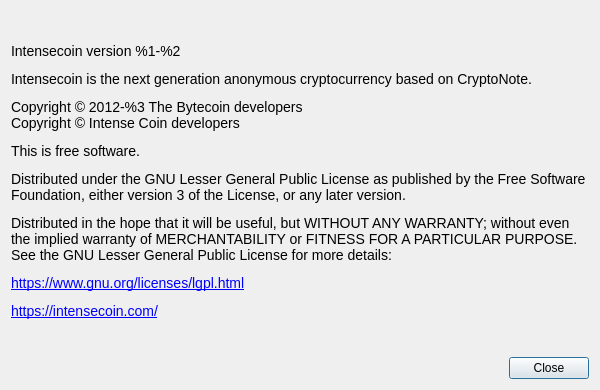
This is src/Gui/Common/AboutDialog.ui in ricochetcoin/ricochet-wallet as Qt 5 draws it before an edit. The edited form follows.
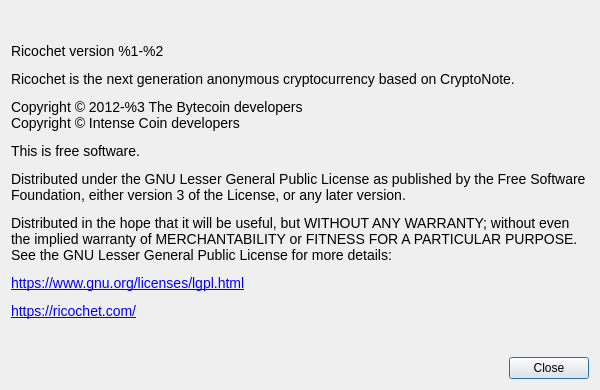
This is the edited form. Custom widgets are drawn as their Qt base class.

The edit to the form file:
```diff
--- a/src/Gui/Common/AboutDialog.ui
+++ b/src/Gui/Common/AboutDialog.ui
@@ -41,7 +41,7 @@
       </sizepolicy>
      </property>
      <property name="text">
-      <string>&lt;html&gt;&lt;head/&gt;&lt;body&gt;&lt;p&gt;&lt;span style=&quot; font-family:'Open Sans'; font-size:14px;&quot;&gt;Intensecoin version %1-%2&lt;/span&gt;&lt;/p&gt;&lt;p&gt;&lt;span style=&quot; font-family:'Open Sans'; font-size:14px;&quot;&gt;Intensecoin is the next generation anonymous cryptocurrency based on CryptoNote.&lt;/span&gt;&lt;/p&gt;&lt;p&gt;&lt;span style=&quot; font-family:'Open Sans'; font-size:14px;&quot;&gt;Copyright © 2012-%3 The Bytecoin developers&lt;br&gt;Copyright © Intense Coin developers&lt;/span&gt;&lt;/p&gt;&lt;p&gt;&lt;span style=&quot; font-family:'Open Sans'; font-size:14px;&quot;&gt;This is free software.&lt;/span&gt;&lt;/p&gt;&lt;p&gt;&lt;span style=&quot; font-family:'Open Sans'; font-size:14px;&quot;&gt;Distributed under the GNU Lesser General Public License as published by the Free Software Foundation, either version 3 of the License, or any later version.&lt;/span&gt;&lt;/p&gt;&lt;p&gt;&lt;span style=&quot; font-family:'Open Sans'; font-size:14px;&quot;&gt;Distributed in the hope that it will be useful, but WITHOUT ANY WARRANTY; without even the implied warranty of MERCHANTABILITY or FITNESS FOR A PARTICULAR PURPOSE. See the GNU Lesser General Public License for more details:&lt;/span&gt;&lt;/p&gt;&lt;p&gt;&lt;a href=&quot;https://www.gnu.org/licenses/lgpl.html&quot;&gt;&lt;span style=&quot; font-family:'Open Sans'; font-size:14px; text-decoration: underline; color:#0000ff;&quot;&gt;https://www.gnu.org/licenses/lgpl.html&lt;/span&gt;&lt;/a&gt;&lt;/p&gt;&lt;p&gt;&lt;a href=&quot;https://intensecoin.com/&quot;&gt;&lt;span style=&quot; font-family:'Open Sans'; font-size:14px; text-decoration: underline; color:#0000ff;&quot;&gt;https://intensecoin.com/&lt;/span&gt;&lt;/a&gt;&lt;/p&gt;&lt;/body&gt;&lt;/html&gt;</string>
+      <string>&lt;html&gt;&lt;head/&gt;&lt;body&gt;&lt;p&gt;&lt;span style=&quot; font-family:'Open Sans'; font-size:14px;&quot;&gt;Ricochet version %1-%2&lt;/span&gt;&lt;/p&gt;&lt;p&gt;&lt;span style=&quot; font-family:'Open Sans'; font-size:14px;&quot;&gt;Ricochet is the next generation anonymous cryptocurrency based on CryptoNote.&lt;/span&gt;&lt;/p&gt;&lt;p&gt;&lt;span style=&quot; font-family:'Open Sans'; font-size:14px;&quot;&gt;Copyright © 2012-%3 The Bytecoin developers&lt;br&gt;Copyright © Intense Coin developers&lt;/span&gt;&lt;/p&gt;&lt;p&gt;&lt;span style=&quot; font-family:'Open Sans'; font-size:14px;&quot;&gt;This is free software.&lt;/span&gt;&lt;/p&gt;&lt;p&gt;&lt;span style=&quot; font-family:'Open Sans'; font-size:14px;&quot;&gt;Distributed under the GNU Lesser General Public License as published by the Free Software Foundation, either version 3 of the License, or any later version.&lt;/span&gt;&lt;/p&gt;&lt;p&gt;&lt;span style=&quot; font-family:'Open Sans'; font-size:14px;&quot;&gt;Distributed in the hope that it will be useful, but WITHOUT ANY WARRANTY; without even the implied warranty of MERCHANTABILITY or FITNESS FOR A PARTICULAR PURPOSE. See the GNU Lesser General Public License for more details:&lt;/span&gt;&lt;/p&gt;&lt;p&gt;&lt;a href=&quot;https://www.gnu.org/licenses/lgpl.html&quot;&gt;&lt;span style=&quot; font-family:'Open Sans'; font-size:14px; text-decoration: underline; color:#0000ff;&quot;&gt;https://www.gnu.org/licenses/lgpl.html&lt;/span&gt;&lt;/a&gt;&lt;/p&gt;&lt;p&gt;&lt;a href=&quot;https://ricochet.com/&quot;&gt;&lt;span style=&quot; font-family:'Open Sans'; font-size:14px; text-decoration: underline; color:#0000ff;&quot;&gt;https://ricochet.com/&lt;/span&gt;&lt;/a&gt;&lt;/p&gt;&lt;/body&gt;&lt;/html&gt;</string>
      </property>
      <property name="textFormat">
       <enum>Qt::RichText</enum>
```
Left out of the diff: 2 changed lines with no effect on the pictures.
